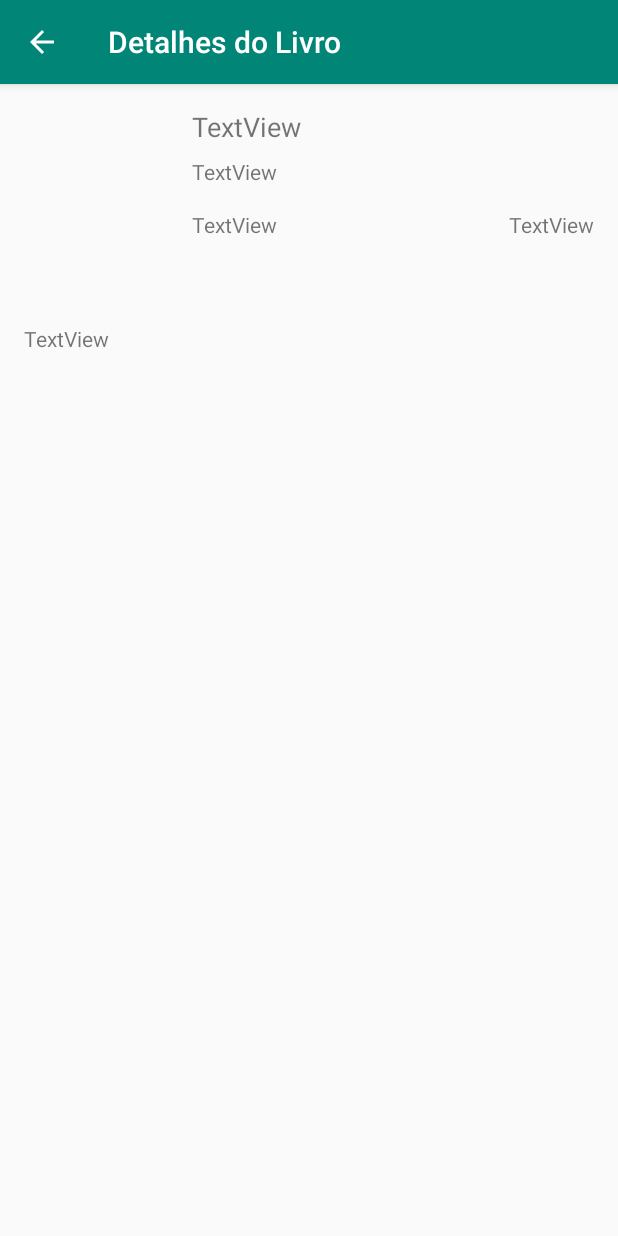
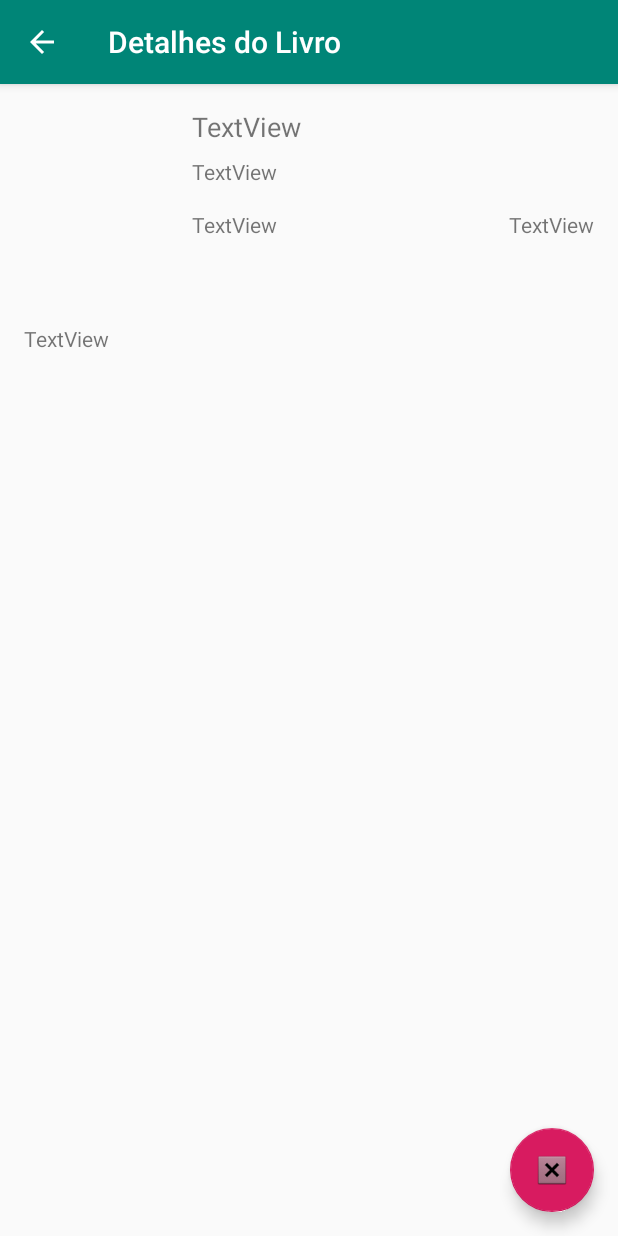
Before and after one commit to jonilsonds9/book_fjn_2020, an Android app: the BookDetailActivity screen opened directly, with no data from a screen before it, on a phone screen of 412 x 824 dp. Run offline under Robolectric (Android 15) with nearby library versions, the phone set to English and light mode, and no system bars; our stand-ins replace Picasso; pictures from the network do not load.

Commit message:
Projeto concluido

```diff
--- a/app/src/main/java/com/jonilson/books/model/VolumeInfo.kt
+++ b/app/src/main/java/com/jonilson/books/model/VolumeInfo.kt
@@ -6,9 +6,9 @@ import kotlinx.android.parcel.Parcelize
 @Parcelize
 data class VolumeInfo(
     val title: String,
-    val description: String,
+    val description: String?,
     val authors: List<String>?,
-    val publisher: String,
+    val publisher: String?,
     val publishedDate: String?,
     val pageCount: Int?,
     val imageLinks: ImageLinks?
--- a/app/src/main/java/com/jonilson/books/repository/Book.kt
+++ b/app/src/main/java/com/jonilson/books/repository/Book.kt
@@ -11,9 +11,9 @@ data class Book(
     val id: String,
     val selfLink: String,
     val title: String,
-    val description: String,
+    val description: String?,
     val authors: List<String>?,
-    val publisher: String,
+    val publisher: String?,
     val publishedDate: String?,
     val pageCount: Int?,
     val smallThumbnail: String,
--- a/app/src/main/java/com/jonilson/books/repository/BookDao.kt
+++ b/app/src/main/java/com/jonilson/books/repository/BookDao.kt
@@ -13,4 +13,7 @@ interface BookDao {
 
     @Query("SELECT * FROM Book")
     fun allFavorites(): Flow<List<Book>>
+
+    @Query("SELECT COUNT(id) FROM Book WHERE id = :id")
+    suspend fun isFavorite(id: String): Int
 }
--- a/app/src/main/java/com/jonilson/books/repository/BookRepository.kt
+++ b/app/src/main/java/com/jonilson/books/repository/BookRepository.kt
@@ -20,6 +20,10 @@ class BookRepository(context: Context) {
         )
     }
 
+    suspend fun isFavorite(id: String): Boolean {
+        return database.getBookDao().isFavorite(id) > 0
+    }
+
     fun allFavorites(): Flow<List<Volume>> {
         return database.getBookDao()
             .allFavorites()
--- a/app/src/main/java/com/jonilson/books/ui/fragments/BookListFragment.kt
+++ b/app/src/main/java/com/jonilson/books/ui/fragments/BookListFragment.kt
@@ -66,8 +66,6 @@ class BookListFragment: Fragment() {
     }
 
     private fun onVolumeClick(volume: Volume) {
-        val intencao = Intent(requireContext(), BookDetailActivity::class.java)
-        intencao.putExtra("volume", volume)
-        startActivity(intencao)
+        BookDetailActivity.openWithVolume(requireContext(), volume)
     }
 }
--- /dev/null
+++ b/app/src/main/res/drawable/ic_add.xml
@@ -0,0 +1,9 @@
+<vector android:height="24dp"
+    android:tint="#FFFFFF"
+    android:viewportHeight="24.0"
+    android:viewportWidth="24.0"
+    android:width="24dp"
+    xmlns:android="http://schemas.android.com/apk/res/android">
+    <path android:fillColor="#FF000000"
+        android:pathData="M19,13h-6v6h-2v-6H5v-2h6V5h2v6h6v2z"/>
+</vector>
--- /dev/null
+++ b/app/src/main/res/drawable/ic_delete.xml
@@ -0,0 +1,5 @@
+<vector android:height="24dp" android:tint="#FFFFFF"
+    android:viewportHeight="24.0" android:viewportWidth="24.0"
+    android:width="24dp" xmlns:android="http://schemas.android.com/apk/res/android">
+    <path android:fillColor="#FF000000" android:pathData="M6,19c0,1.1 0.9,2 2,2h8c1.1,0 2,-0.9 2,-2V7H6v12zM19,4h-3.5l-1,-1h-5l-1,1H5v2h14V4z"/>
+</vector>
--- a/app/src/main/res/layout/activity_book_detail.xml
+++ b/app/src/main/res/layout/activity_book_detail.xml
@@ -1,7 +1,11 @@
 <?xml version="1.0" encoding="utf-8"?>
-<ScrollView xmlns:android="http://schemas.android.com/apk/res/android"
+<FrameLayout xmlns:android="http://schemas.android.com/apk/res/android"
     xmlns:app="http://schemas.android.com/apk/res-auto"
     xmlns:tools="http://schemas.android.com/tools"
+    android:layout_width="match_parent"
+    android:layout_height="match_parent">
+
+    <ScrollView
         android:id="@+id/detailBooks"
         android:layout_width="match_parent"
         android:layout_height="match_parent"
@@ -11,6 +15,7 @@
             android:id="@+id/constraintLayout"
             android:layout_width="match_parent"
             android:layout_height="match_parent">
+
 
             <ImageView
                 android:id="@+id/imgCover"
@@ -79,3 +84,14 @@
         </androidx.constraintlayout.widget.ConstraintLayout>
 
     </ScrollView>
+
+    <com.google.android.material.floatingactionbutton.FloatingActionButton
+        android:id="@+id/fabFavorite"
+        android:layout_width="wrap_content"
+        android:layout_height="wrap_content"
+        android:layout_gravity="bottom|end"
+        android:layout_marginEnd="16dp"
+        android:layout_marginBottom="16dp"
+        android:clickable="true"
+        app:srcCompat="@android:drawable/btn_dialog" />
+</FrameLayout>
--- a/app/src/main/res/values/strings.xml
+++ b/app/src/main/res/values/strings.xml
@@ -3,4 +3,6 @@
     <string name="datail_title">Detalhes do Livro</string>
     <string name="loading_text">Carregando...</string>
     <string name="erro_loading_books">Erro ao carregar lista de livros</string>
+    <string name="tab_books">Livros</string>
+    <string name="tab_favorites">Favoritos</string>
 </resources>
```
Also changed, not shown: app/src/main/java/com/jonilson/books/ui/BookDetailActivity.kt (+49 -16 lines), app/src/main/java/com/jonilson/books/ui/MainActivity.kt (+7 -5 lines), app/src/main/java/com/jonilson/books/ui/adapter/BookAdapter.kt (+6 -3 lines), app/src/main/java/com/jonilson/books/ui/fragments/BookFavoritesFragment.kt (+38 -0 lines), app/src/main/java/com/jonilson/books/ui/viewmodel/BookDetailViewModel.kt (added, +36 -0 lines), app/src/main/java/com/jonilson/books/ui/viewmodel/BookFavoritesViewModel.kt (added, +13 -0 lines), app/src/main/java/com/jonilson/books/ui/viewmodel/BookVmFactory.kt (added, +18 -0 lines), 1 other file. Lines whose indentation alone changed are shown as unchanged.
